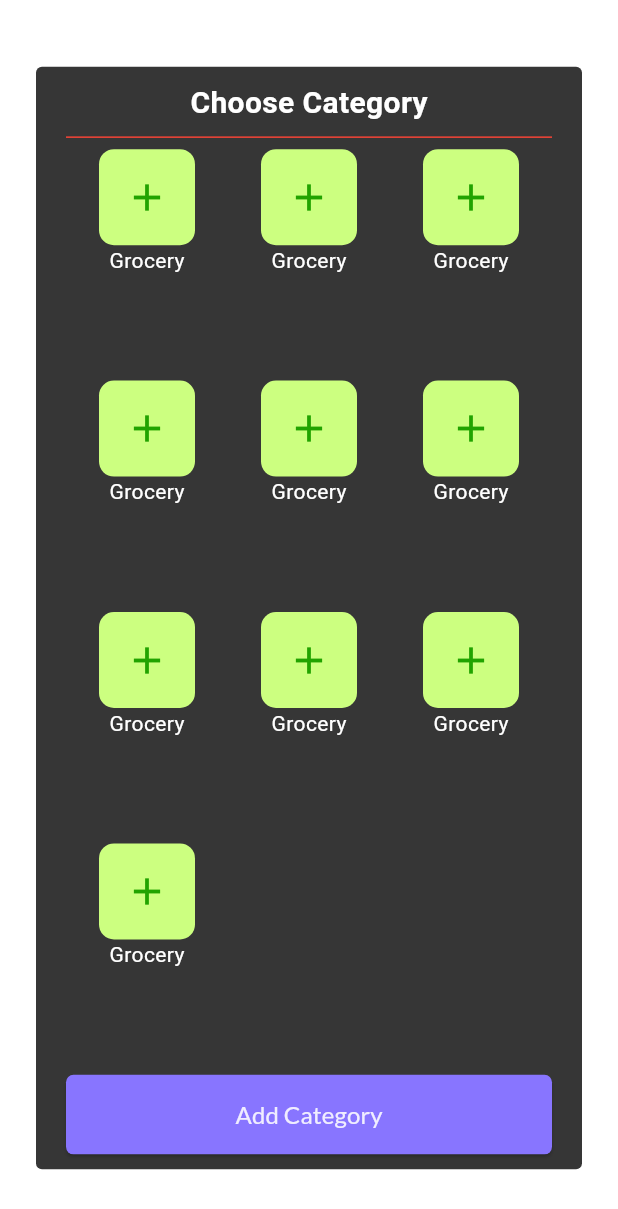
After one commit to FinnD1/ToDo-App, a Flutter app: the CategoryListPage screen opened directly, on a phone screen of 412 x 824 dp. The commit adds this screen. Shown: the top 1209 px of the screen. Run offline on Flutter 3.47's test engine with Material 3 defaults, Android fonts, the phone set to English and light mode, and no system bars; our stand-ins replace bloc, calendar_date_picker2, easy_localization, equatable, firebase_auth, flutter_bloc and 4 more; missing offline and left inert: flutter_iconpicker; accounts and stored records are empty; generated files the repository leaves out were written again.

Commit message:
add code

```diff
--- /dev/null
+++ b/lib/category/category_list_page.dart
@@ -0,0 +1,115 @@
+import 'package:flutter/cupertino.dart';
+import 'package:flutter/material.dart';
+import 'package:flutter/widgets.dart';
+import 'package:flutter_firebase/entities/category_realm_entities.dart';
+import 'package:realm/realm.dart';
+
+class CategoryListPage extends StatelessWidget {
+  const CategoryListPage({super.key});
+
+  @override
+  Widget build(BuildContext context) {
+    return Scaffold(
+        backgroundColor: Colors.transparent, body: _buildBodyPage());
+  }
+
+  Widget _buildBodyPage() {
+    return Center(
+      child: Container(
+        decoration: BoxDecoration(
+          borderRadius: BorderRadius.circular(4),
+          color: Color(0xFF363636),
+        ),
+        padding: EdgeInsets.symmetric(horizontal: 20, vertical: 10),
+        margin: EdgeInsets.symmetric(horizontal: 24, vertical: 24),
+        child: Column(
+          crossAxisAlignment: CrossAxisAlignment.center,
+          mainAxisAlignment: MainAxisAlignment.start,
+          mainAxisSize: MainAxisSize.min,
+          children: [
+            _buildListTitle(),
+            Divider(
+              color: Colors.red,
+            ),
+            _buildListGridView(),
+            _buildListButton(),
+          ],
+        ),
+      ),
+    );
+  }
+
+  Widget _buildListTitle(){
+    return Text(
+      "Choose Category",
+      style: TextStyle(
+        color: Colors.white,
+        fontSize: 20,
+        fontWeight: FontWeight.bold,
+      ),
+    );
+  }
+  Widget _buildListGridView(){
+    return GridView.builder(
+      shrinkWrap: true,
+      physics: NeverScrollableScrollPhysics(),
+      gridDelegate: SliverGridDelegateWithFixedCrossAxisCount(
+          crossAxisCount: 3, childAspectRatio: 0.7),
+      itemBuilder: (context, index) {
+        return Column(
+          children: [
+            Container(
+              width: 64,
+              height: 64,
+              decoration: BoxDecoration(
+                borderRadius: BorderRadius.circular(10),
+                color: Color(0xFFCCFF80),
+              ),
+              child: Icon(
+                Icons.add,
+                color: Color(0xFF21A300),
+                size: 30,
+              ),
+            ),
+            Text(
+              "Grocery",
+              style: TextStyle(color: Colors.white, fontSize: 14),
+            )
+          ],
+        );
+      },
+      itemCount: 10,
+    );
+  }
+  Widget _buildListButton(){
+    return SizedBox(
+      width: double.infinity,
+      child: ElevatedButton(
+        onPressed: () {
+          // _createCategory();
+        },
+        style: ElevatedButton.styleFrom(
+            backgroundColor: Color(0xFF8875FF),
+            shape: RoundedRectangleBorder(
+                borderRadius: BorderRadius.circular(5))),
+        child: Container(
+          padding: EdgeInsets.symmetric(vertical: 15),
+          child: Text(
+            "Add Category",
+            style: TextStyle(
+                color: Colors.white.withOpacity(0.87),
+                fontFamily: "Lato",
+                fontSize: 16),
+          ),
+        ),
+      ),
+    );
+  }
+
+  Future<void>  _getCreateCategoryList() async{
+    final config=Configuration.local([CategoryRealmEntities.schema]);
+    final realm=Realm(config);
+    final category=realm.all<CategoryRealmEntities>();
+    //#12  chua xong
+  }
+}
--- a/lib/welcome/welcome_screen.dart
+++ b/lib/welcome/welcome_screen.dart
@@ -1,7 +1,7 @@
 import 'package:easy_localization/easy_localization.dart';
 import 'package:flutter/cupertino.dart';
 import 'package:flutter/material.dart';
-import 'package:flutter_firebase/register/register_screen.dart';
+import 'package:flutter_firebase/login/login_screen.dart';
 
 class WelcomeScreen extends StatelessWidget {
   final bool isFirstTimeInstall;
@@ -106,7 +106,7 @@ class WelcomeScreen extends StatelessWidget {
       padding: EdgeInsets.symmetric(horizontal: 24),
       child: ElevatedButton(
         onPressed: () {
-          Navigator.push(context, MaterialPageRoute(builder: (context)=> RegisterScreen()));
+          Navigator.push(context, MaterialPageRoute(builder: (context)=> LoginScreen()));
         },
         style: ElevatedButton.styleFrom(
             backgroundColor: Color(0xFF8875FF),
--- a/pubspec.yaml
+++ b/pubspec.yaml
@@ -18,6 +18,10 @@ dependencies:
   realm: ^1.6.2
   flutter_iconpicker: ^3.4.4
   flutter_colorpicker: ^1.0.3
+  calendar_date_picker2: ^0.5.6
+  flutter_bloc: ^8.1.5
+  equatable: ^2.0.5
+  firebase_auth: ^4.19.4
 #  // dung ban moi nhat bi loi k generate ra dc
 
 dev_dependencies:
```
Also changed, not shown: lib/domain/authentication_repository/authentication_repository.dart (added, +31 -0 lines), lib/domain/data_source/firebase_auth_service.dart (added, +17 -0 lines), lib/login/bloc/login_cubit.dart (added, +20 -0 lines), lib/login/bloc/login_state.dart (added, +19 -0 lines), lib/login/login_screen.dart (renamed from lib/register/register_screen.dart, +77 -31 lines), lib/main.dart (+34 -2 lines), lib/task/create_task_page.dart (+39 -3 lines), pubspec.lock, 3 other files.
